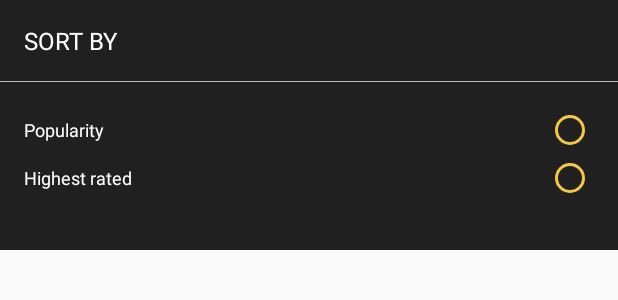
After one commit to Anirudh4053/MovieBrowser, an Android app: the layout custom_bottom_sheet_filter.xml on its own in the app's theme, with its tools: preview values and no code run, on a phone screen of 412 x 824 dp. The commit adds this screen. Shown: the top 300 px of the screen. Run offline under Robolectric (Android 15) with nearby library versions, the phone set to English and light mode, and no system bars.

Commit message:
added sort to movie listing page

```diff
--- a/app/src/main/java/com/oneroof/moviebrower/data/others/Extensions.kt
+++ b/app/src/main/java/com/oneroof/moviebrower/data/others/Extensions.kt
@@ -25,6 +25,8 @@ const val BASE_URL = "https://api.themoviedb.org"
 const val API = "2a4c1a201c7c4ffc801192a2c7e6096d"
 const val MOVIE_IMAGE_PATH = "https://image.tmdb.org/t/p/w500"
 const val ERROR = "Something went wrong, please try again later"
+const val POPULARITY_SORT = "popularity.desc"
+const val RATINGS_SORT = "vote_average.desc"
 fun Context.showToast(text: CharSequence, duration: Int = Toast.LENGTH_SHORT) {
     Toast.makeText(this, text, duration).show()
 }
--- a/app/src/main/res/drawable/ic_filter.xml
+++ b/app/src/main/res/drawable/ic_filter.xml
@@ -1,5 +1,5 @@
-<vector android:height="24dp" android:tint="#FFFFFF"
+<vector android:height="24dp" android:tint="#C0BEBC"
     android:viewportHeight="24" android:viewportWidth="24"
     android:width="24dp" xmlns:android="http://schemas.android.com/apk/res/android">
-    <path android:fillColor="@android:color/white" android:pathData="M10,18h4v-2h-4v2zM3,6v2h18L21,6L3,6zM6,13h12v-2L6,11v2z"/>
+    <path android:fillColor="#C0BEBC" android:pathData="M10,18h4v-2h-4v2zM3,6v2h18L21,6L3,6zM6,13h12v-2L6,11v2z"/>
 </vector>
--- /dev/null
+++ b/app/src/main/res/layout/custom_bottom_sheet_filter.xml
@@ -0,0 +1,68 @@
+<?xml version="1.0" encoding="utf-8"?>
+<androidx.constraintlayout.widget.ConstraintLayout xmlns:android="http://schemas.android.com/apk/res/android"
+    xmlns:app="http://schemas.android.com/apk/res-auto"
+    android:layout_width="match_parent"
+    android:layout_height="wrap_content"
+    android:background="@color/backgroundColor">
+
+    <TextView
+        android:id="@+id/sortTxt"
+        android:layout_width="wrap_content"
+        android:layout_height="wrap_content"
+        android:layout_marginStart="16dp"
+        android:layout_marginTop="16dp"
+        android:text="SORT BY"
+        android:textSize="@dimen/proTitle"
+        app:layout_constraintStart_toStartOf="parent"
+        app:layout_constraintTop_toTopOf="parent" />
+
+    <View
+        android:id="@+id/view"
+        android:layout_width="match_parent"
+        android:layout_height="0.5dp"
+        android:layout_marginTop="16dp"
+        android:background="@color/lightGrey"
+        app:layout_constraintEnd_toEndOf="parent"
+        app:layout_constraintStart_toStartOf="parent"
+        app:layout_constraintTop_toBottomOf="@+id/sortTxt" />
+
+    <RadioGroup
+        android:id="@+id/radioGroup"
+        android:layout_width="0dp"
+        android:layout_height="wrap_content"
+        android:layout_gravity="right"
+        android:layout_marginStart="16dp"
+        android:layout_marginTop="16dp"
+        android:layout_marginEnd="16dp"
+        android:layout_marginBottom="32dp"
+        android:orientation="vertical"
+        app:layout_constraintBottom_toBottomOf="parent"
+        app:layout_constraintEnd_toEndOf="parent"
+        app:layout_constraintStart_toStartOf="parent"
+        app:layout_constraintTop_toBottomOf="@+id/view">
+        <!--android:onClick="onRadioButtonClicked"-->
+        <androidx.appcompat.widget.AppCompatRadioButton
+            android:id="@+id/radio_popularity"
+            android:layout_width="match_parent"
+            android:layout_height="wrap_content"
+            android:layout_gravity="start"
+            android:layoutDirection="rtl"
+            android:text="@string/m_popularity"
+            android:textSize="@dimen/dm_sub_title"
+            android:textAlignment="textStart"
+            android:textColor="@color/whiteColor"
+            app:buttonTint="@color/goldenColor" />
+
+        <androidx.appcompat.widget.AppCompatRadioButton
+            android:id="@+id/radio_rated"
+            android:layout_width="match_parent"
+            android:layout_height="wrap_content"
+            android:layout_gravity="start"
+            android:layoutDirection="rtl"
+            android:text="@string/m_highest_rated"
+            android:textSize="@dimen/dm_sub_title"
+            android:textAlignment="textStart"
+            android:textColor="@color/whiteColor"
+            app:buttonTint="@color/goldenColor" />
+    </RadioGroup>
+</androidx.constraintlayout.widget.ConstraintLayout>
--- a/app/src/main/res/values/colors.xml
+++ b/app/src/main/res/values/colors.xml
@@ -5,6 +5,8 @@
     <color name="colorAccent">#03DAC5</color>
     <color name="whiteColor">#FFFFFF</color>
     <color name="backgroundColor">#202020</color>
-    <color name="cardBackground">#2A2A2A</color>
+    <color name="cardBackground">#333333</color>
     <color name="goldenColor">#F4C546</color>
+    <color name="greyColor">#666666</color>
+    <color name="lightGrey">#C0BEBC</color>
 </resources>
--- a/app/src/main/res/values/strings.xml
+++ b/app/src/main/res/values/strings.xml
@@ -1,3 +1,5 @@
 <resources>
     <string name="app_name">Movie Brower</string>
+    <string name="m_popularity">Popularity</string>
+    <string name="m_highest_rated">Highest rated</string>
 </resources>
--- a/app/src/main/res/values/styles.xml
+++ b/app/src/main/res/values/styles.xml
@@ -17,4 +17,6 @@
         <item name="colorControlActivated">@color/goldenColor</item>
         <item name="android:textSize">@dimen/dm_editText</item>
     </style>
+
+
 </resources>
```
Also changed, not shown: app/src/main/java/com/oneroof/moviebrower/ui/home/MainActivity.kt (+46 -11 lines), app/src/main/res/layout/activity_main.xml (+11 -1 lines), app/src/main/res/layout/custom_movie_items.xml (+2 -16 lines), app/src/main/res/layout/custom_sort_layout.xml (added, +42 -0 lines).
